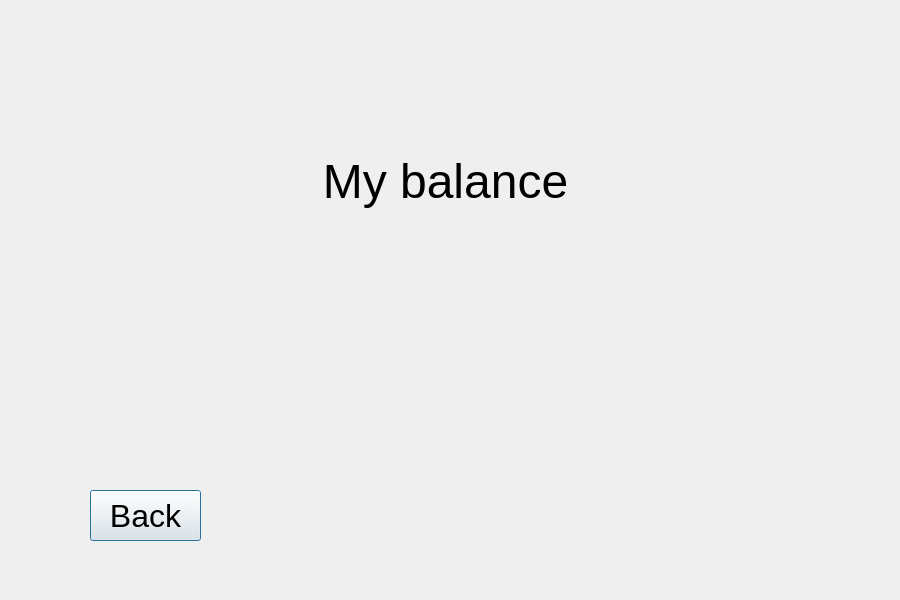
This is bank-automat/balance.ui in 25kmo-project/group_15 as Qt 5 draws it before an edit. The edited form follows.
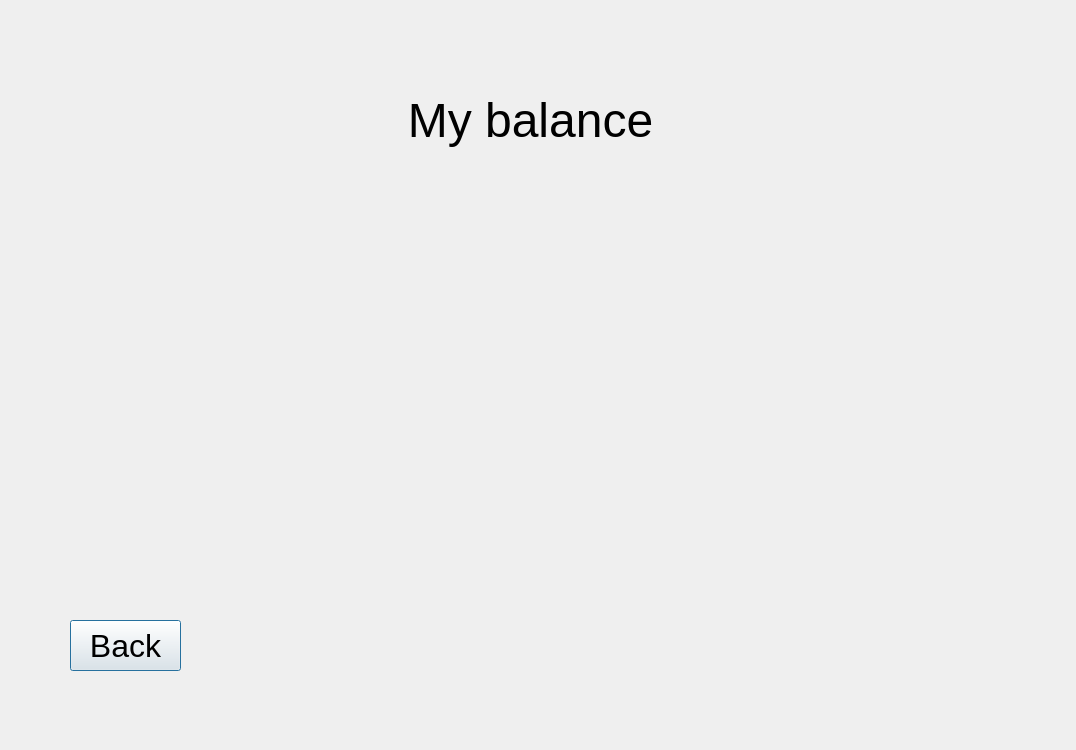
This is the edited form.

Diff of the .ui file:
```diff
--- a/bank-automat/balance.ui
+++ b/bank-automat/balance.ui
@@ -6,25 +6,22 @@
    <rect>
     <x>0</x>
     <y>0</y>
-    <width>900</width>
-    <height>600</height>
+    <width>1076</width>
+    <height>750</height>
    </rect>
   </property>
   <property name="windowTitle">
    <string>Dialog</string>
   </property>
-  <widget class="QWidget" name="layoutWidget">
+  <widget class="QPushButton" name="btnBack">
    <property name="geometry">
     <rect>
-     <x>270</x>
-     <y>90</y>
-     <width>351</width>
-     <height>371</height>
+     <x>70</x>
+     <y>620</y>
+     <width>111</width>
+     <height>51</height>
     </rect>
    </property>
-   <layout class="QGridLayout" name="gridLayout">
-    <item row="2" column="0">
-     <widget class="QLabel" name="labelBalance">
       <property name="font">
        <font>
         <family>Arial</family>
@@ -32,15 +29,18 @@
        </font>
       </property>
       <property name="text">
-       <string/>
-      </property>
-      <property name="alignment">
-       <set>Qt::AlignmentFlag::AlignCenter</set>
-      </property>
-     </widget>
-    </item>
-    <item row="1" column="0">
+    <string>Back</string>
+   </property>
+  </widget>
      <widget class="QLabel" name="label">
+   <property name="geometry">
+    <rect>
+     <x>230</x>
+     <y>30</y>
+     <width>601</width>
+     <height>181</height>
+    </rect>
+   </property>
       <property name="font">
        <font>
         <family>Arial</family>
@@ -57,16 +57,13 @@
        <set>Qt::AlignmentFlag::AlignCenter</set>
       </property>
      </widget>
-    </item>
-   </layout>
-  </widget>
-  <widget class="QPushButton" name="btnBack">
+  <widget class="QLabel" name="labelBalance">
    <property name="geometry">
     <rect>
-     <x>90</x>
-     <y>490</y>
-     <width>111</width>
-     <height>51</height>
+     <x>290</x>
+     <y>310</y>
+     <width>441</width>
+     <height>191</height>
     </rect>
    </property>
    <property name="font">
@@ -76,7 +73,10 @@
     </font>
    </property>
    <property name="text">
-    <string>Back</string>
+    <string/>
+   </property>
+   <property name="alignment">
+    <set>Qt::AlignmentFlag::AlignCenter</set>
    </property>
   </widget>
  </widget>
```
Lines whose indentation alone changed are shown as unchanged.
